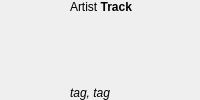
First picture: the form in app/client/widgets/TrackListViewItem.ui, repository dougma/lastfm-desktop, before the edit.
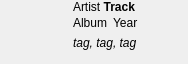
Second picture: the form after the edit. Icons and pictures are not drawn.

Commit message: Prettier TrackListView

Diff of the .ui file:
```diff
--- a/app/client/widgets/TrackListViewItem.ui
+++ b/app/client/widgets/TrackListViewItem.ui
@@ -1,6 +1,14 @@
 <ui version="4.0" >
  <class>TrackListViewItem</class>
  <widget class="QWidget" name="TrackListViewItem" >
+  <property name="geometry" >
+   <rect>
+    <x>0</x>
+    <y>0</y>
+    <width>188</width>
+    <height>64</height>
+   </rect>
+  </property>
   <property name="sizePolicy" >
    <sizepolicy vsizetype="Maximum" hsizetype="Expanding" >
     <horstretch>0</horstretch>
@@ -10,17 +18,11 @@
   <property name="windowTitle" >
    <string/>
   </property>
-  <layout class="QHBoxLayout" >
-   <property name="leftMargin" >
+  <layout class="QHBoxLayout" name="horizontalLayout" >
+   <property name="spacing" >
     <number>0</number>
    </property>
-   <property name="topMargin" >
-    <number>0</number>
-   </property>
-   <property name="rightMargin" >
-    <number>0</number>
-   </property>
-   <property name="bottomMargin" >
+   <property name="margin" >
     <number>0</number>
    </property>
    <item>
@@ -43,9 +45,12 @@
     </widget>
    </item>
    <item>
-    <layout class="QVBoxLayout" >
+    <layout class="QVBoxLayout" name="verticalLayout" >
+     <property name="spacing" >
+      <number>0</number>
+     </property>
      <property name="leftMargin" >
-      <number>0</number>
+      <number>9</number>
      </property>
      <item>
       <widget class="QLabel" name="artist" >
@@ -55,17 +60,37 @@
       </widget>
      </item>
      <item>
-      <spacer>
-       <property name="orientation" >
-        <enum>Qt::Vertical</enum>
+      <layout class="QHBoxLayout" name="h" >
+       <property name="spacing" >
+        <number>6</number>
        </property>
-       <property name="sizeHint" >
-        <size>
-         <width>20</width>
-         <height>0</height>
-        </size>
+       <property name="topMargin" >
+        <number>2</number>
        </property>
-      </spacer>
+       <property name="bottomMargin" >
+        <number>6</number>
+       </property>
+       <item>
+        <widget class="QLabel" name="album" >
+         <property name="text" >
+          <string>Album</string>
+         </property>
+        </widget>
+       </item>
+       <item>
+        <widget class="QLabel" name="year" >
+         <property name="sizePolicy" >
+          <sizepolicy vsizetype="Preferred" hsizetype="Expanding" >
+           <horstretch>0</horstretch>
+           <verstretch>0</verstretch>
+          </sizepolicy>
+         </property>
+         <property name="text" >
+          <string>Year</string>
+         </property>
+        </widget>
+       </item>
+      </layout>
      </item>
      <item>
       <widget class="QLabel" name="tags" >
@@ -75,9 +100,92 @@
         </font>
        </property>
        <property name="text" >
-        <string>tag, tag</string>
+        <string>tag, tag, tag</string>
        </property>
       </widget>
+     </item>
+     <item>
+      <spacer>
+       <property name="orientation" >
+        <enum>Qt::Vertical</enum>
+       </property>
+       <property name="sizeHint" stdset="0" >
+        <size>
+         <width>20</width>
+         <height>2</height>
+        </size>
+       </property>
+      </spacer>
+     </item>
+    </layout>
+   </item>
+   <item>
+    <layout class="QVBoxLayout" name="verticalLayout_2" >
+     <property name="spacing" >
+      <number>0</number>
+     </property>
+     <property name="margin" >
+      <number>9</number>
+     </property>
+     <item>
+      <layout class="QGridLayout" name="gridLayout" >
+       <property name="spacing" >
+        <number>4</number>
+       </property>
+       <item row="0" column="0" >
+        <widget class="QLabel" name="add" >
+         <property name="text" >
+          <string/>
+         </property>
+         <property name="pixmap" >
+          <pixmap resource="TrackListView.qrc" >:/TrackListView/add.png</pixmap>
+         </property>
+        </widget>
+       </item>
+       <item row="0" column="1" >
+        <widget class="QLabel" name="love" >
+         <property name="text" >
+          <string/>
+         </property>
+         <property name="pixmap" >
+          <pixmap resource="TrackListView.qrc" >:/TrackListView/love.png</pixmap>
+         </property>
+        </widget>
+       </item>
+       <item row="1" column="1" >
+        <widget class="QLabel" name="share" >
+         <property name="text" >
+          <string/>
+         </property>
+         <property name="pixmap" >
+          <pixmap resource="TrackListView.qrc" >:/TrackListView/share.png</pixmap>
+         </property>
+        </widget>
+       </item>
+       <item row="1" column="0" >
+        <widget class="QLabel" name="ban" >
+         <property name="text" >
+          <string/>
+         </property>
+         <property name="pixmap" >
+          <pixmap resource="TrackListView.qrc" >:/TrackListView/ban.png</pixmap>
+         </property>
+        </widget>
+       </item>
+      </layout>
+     </item>
+     <item>
+      <spacer name="verticalSpacer" >
+       <property name="orientation" >
+        <enum>Qt::Vertical</enum>
+       </property>
+       <property name="sizeHint" stdset="0" >
+        <size>
+         <width>20</width>
+         <height>0</height>
+        </size>
+       </property>
+      </spacer>
      </item>
     </layout>
    </item>
```
Left out of the diff: 4 changed lines with no effect on the pictures. The commit also changes 18 other files.
